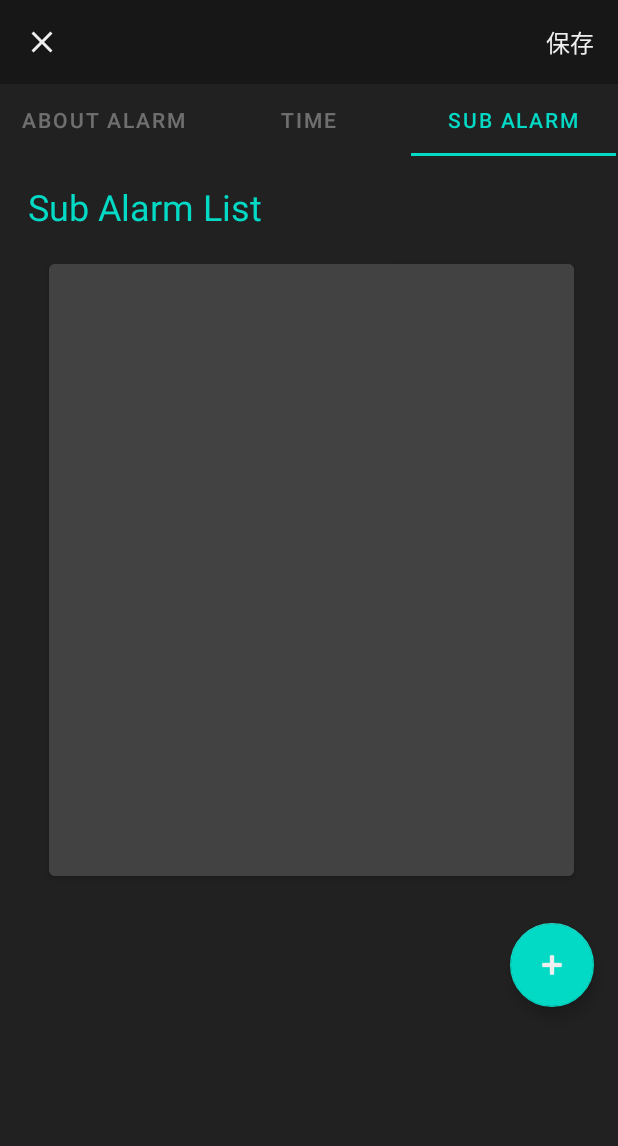
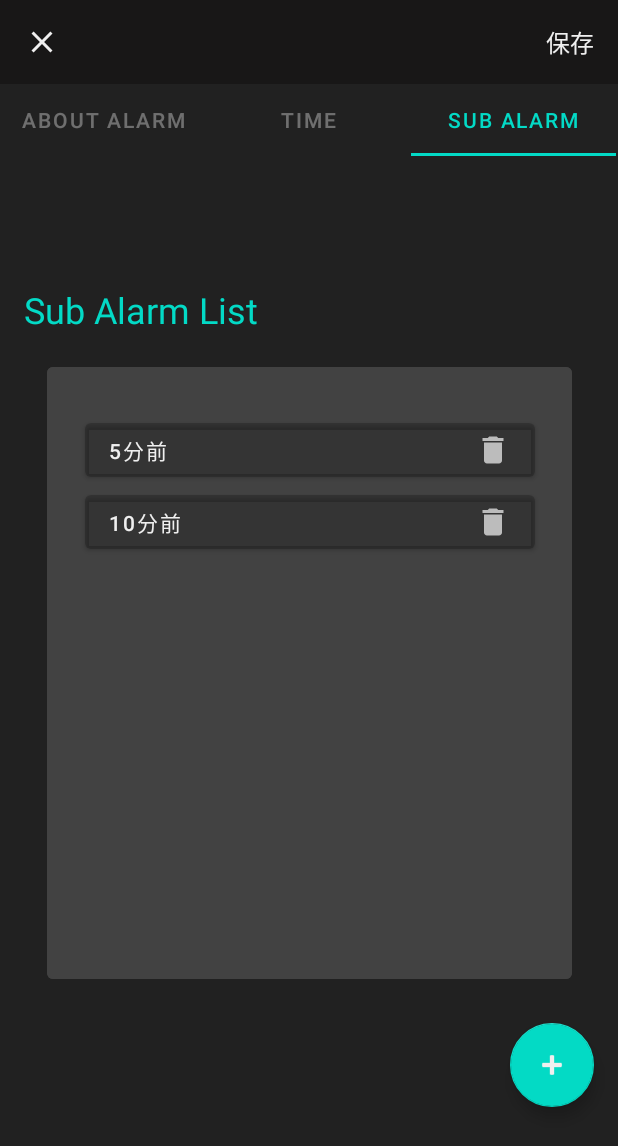
Before and after one commit to 0ga0takash1/Zekki_kaifi_alarm, an Android app: the InputActivity screen opened directly, with no data from a screen before it, tab 3 chosen, on a phone screen of 412 x 824 dp. Shown: the top 1146 px of the screen. Run offline under Robolectric (Android 15) with nearby library versions, the phone set to English and light mode, and no system bars; our stand-ins replace androidx.preference.

Commit message:
プレゼン用

```diff
--- a/app/src/main/java/zekki/kaihi/alarm/InputSubAlarmFragment.java
+++ b/app/src/main/java/zekki/kaihi/alarm/InputSubAlarmFragment.java
@@ -2,11 +2,13 @@ package zekki.kaihi.alarm;
 
 import android.os.Bundle;
 
+import androidx.annotation.Nullable;
 import androidx.fragment.app.Fragment;
 
 import android.view.LayoutInflater;
 import android.view.View;
 import android.view.ViewGroup;
+import android.widget.Button;
 
 /**
  * A simple {@link Fragment} subclass.
@@ -61,4 +63,10 @@ public class InputSubAlarmFragment extends Fragment {
         // Inflate the layout for this fragment
         return inflater.inflate(R.layout.fragment_input_sub_alarm, container, false);
     }
+
+    public void onViewCreated(View view, @Nullable Bundle savedInstanceState) {
+        super.onViewCreated(view, savedInstanceState);
+        Button sub_back = view.findViewById(R.id.sub_alarm_background);
+        sub_back.setEnabled(false);
+    }
 }
--- /dev/null
+++ b/app/src/main/res/drawable/ic_baseline_delete_24.xml
@@ -0,0 +1,5 @@
+<vector android:height="24dp" android:tint="#EFEFEF"
+    android:viewportHeight="24" android:viewportWidth="24"
+    android:width="24dp" xmlns:android="http://schemas.android.com/apk/res/android">
+    <path android:fillColor="@android:color/white" android:pathData="M6,19c0,1.1 0.9,2 2,2h8c1.1,0 2,-0.9 2,-2V7H6v12zM19,4h-3.5l-1,-1h-5l-1,1H5v2h14V4z"/>
+</vector>
--- a/app/src/main/res/layout/activity_input2.xml
+++ b/app/src/main/res/layout/activity_input2.xml
@@ -81,22 +81,15 @@
             android:text="@string/InputTabRight" />
     </com.google.android.material.tabs.TabLayout>
 
-    <LinearLayout
-        android:layout_width="409dp"
-        android:layout_height="625dp"
-        android:layout_marginTop="1dp"
-        android:layout_marginBottom="1dp"
-        android:orientation="vertical"
+    <androidx.viewpager.widget.ViewPager
+        android:id="@+id/input_vp"
+        android:layout_width="wrap_content"
+        android:layout_height="580dp"
+        app:layout_constraintStart_toStartOf="parent"
         app:layout_constraintEnd_toEndOf="parent"
-        app:layout_constraintHorizontal_bias="0.5"
-        app:layout_constraintTop_toBottomOf="@+id/input_tab">
-        <androidx.viewpager.widget.ViewPager
-            android:id="@+id/input_vp"
-            android:layout_width="wrap_content"
-            android:layout_height="wrap_content"
-            app:layout_constraintEnd_toEndOf="parent"
-            app:layout_constraintHorizontal_bias="0.5">
-        </androidx.viewpager.widget.ViewPager>
-    </LinearLayout>
+        app:layout_constraintTop_toBottomOf="@+id/input_tab"
+        app:layout_constraintBottom_toBottomOf="parent"
+        >
+    </androidx.viewpager.widget.ViewPager>
 
 </androidx.constraintlayout.widget.ConstraintLayout>
--- a/app/src/main/res/layout/fragment_input_sub_alarm.xml
+++ b/app/src/main/res/layout/fragment_input_sub_alarm.xml
@@ -1,29 +1,15 @@
 <?xml version="1.0" encoding="utf-8"?>
-<FrameLayout
-    xmlns:android="http://schemas.android.com/apk/res/android"
-    xmlns:app="http://schemas.android.com/apk/res-auto"
+<FrameLayout xmlns:android="http://schemas.android.com/apk/res/android"
     xmlns:tools="http://schemas.android.com/tools"
     android:layout_width="match_parent"
     android:layout_height="match_parent"
+    xmlns:app="http://schemas.android.com/apk/res-auto"
     tools:context=".InputSubAlarmFragment">
 
 
     <androidx.constraintlayout.widget.ConstraintLayout
         android:layout_width="match_parent"
         android:layout_height="match_parent">
-
-<!--        <Button-->
-<!--            android:id="@+id/add_sub_alarm"-->
-<!--            android:layout_width="120dp"-->
-<!--            android:layout_height="120dp"-->
-<!--            android:layout_marginTop="32dp"-->
-<!--            android:background="@drawable/circle_button"-->
-<!--            android:text="@string/Add"-->
-<!--            android:textColor="@color/design_default_color_secondary"-->
-<!--            android:textSize="20sp"-->
-<!--            app:layout_constraintEnd_toEndOf="parent"-->
-<!--            app:layout_constraintStart_toStartOf="parent"-->
-<!--            app:layout_constraintTop_toTopOf="parent" />-->
         <TextView
             android:id="@+id/add_sub_alarm_tag"
             android:layout_width="wrap_content"
@@ -35,9 +21,8 @@
             app:layout_constraintTop_toTopOf="parent"
             app:layout_constraintStart_toStartOf="parent"
             />
-
         <Button
-            android:id="@+id/button"
+            android:id="@+id/sub_alarm_background"
             android:layout_width="350dp"
             android:layout_height="420dp"
             android:backgroundTint="@color/cardview_dark_background"
@@ -45,20 +30,67 @@
             app:layout_constraintEnd_toEndOf="parent"
             app:layout_constraintStart_toStartOf="parent"
             app:layout_constraintTop_toBottomOf="@+id/add_sub_alarm_tag"
-            app:layout_constraintVertical_bias="0" />
+            app:layout_constraintVertical_bias="0">
+        </Button>
 
-        <com.google.android.material.floatingactionbutton.FloatingActionButton
-            android:id="@+id/floatingActionButton2"
+        <Button
+            android:id="@+id/sub_alarm_list1"
+            android:layout_width="300dp"
+            android:layout_height="wrap_content"
+            app:backgroundTint="@color/cardview_shadow_start_color"
+            android:text="5分前"
+            android:gravity="left|center"
+            app:layout_constraintTop_toTopOf="@+id/sub_alarm_background"
+            app:layout_constraintBottom_toBottomOf="@+id/sub_alarm_background"
+            app:layout_constraintVertical_bias="0.1"
+            app:layout_constraintStart_toStartOf="@+id/sub_alarm_background"
+            app:layout_constraintEnd_toEndOf="@+id/sub_alarm_background"
+            />
+
+        <ImageView
             android:layout_width="wrap_content"
             android:layout_height="wrap_content"
-            android:layout_marginEnd="16dp"
-            android:clickable="true"
-            android:src="@android:drawable/ic_input_add"
-            app:layout_constraintBottom_toBottomOf="parent"
-            app:layout_constraintEnd_toEndOf="parent"
-            app:layout_constraintTop_toBottomOf="@+id/button"
-            app:layout_constraintVertical_bias="0.3"
-            app:tint="#FFefefef" />
+            android:padding="16dp"
+            app:srcCompat="@drawable/ic_baseline_delete_24"
+            app:layout_constraintTop_toTopOf="@+id/sub_alarm_list1"
+            app:layout_constraintBottom_toBottomOf="@+id/sub_alarm_list1"
+            app:layout_constraintEnd_toEndOf="@+id/sub_alarm_list1"
+            android:contentDescription="@string/action_delete"
+            />
+
+        <Button
+            android:id="@+id/sub_alarm_list2"
+            android:layout_width="300dp"
+            android:layout_height="wrap_content"
+            app:backgroundTint="@color/cardview_shadow_start_color"
+            android:text="10分前"
+            android:gravity="left|center"
+            app:layout_constraintTop_toBottomOf="@+id/sub_alarm_list1"
+            app:layout_constraintVertical_bias="0.1"
+            app:layout_constraintStart_toStartOf="@+id/sub_alarm_list1"
+            app:layout_constraintEnd_toEndOf="@+id/sub_alarm_list1"
+            />
+
+        <ImageView
+            android:layout_width="wrap_content"
+            android:layout_height="wrap_content"
+            android:padding="16dp"
+            app:srcCompat="@drawable/ic_baseline_delete_24"
+            app:layout_constraintTop_toTopOf="@+id/sub_alarm_list2"
+            app:layout_constraintBottom_toBottomOf="@+id/sub_alarm_list2"
+            app:layout_constraintEnd_toEndOf="@+id/sub_alarm_list2"
+            android:contentDescription="@string/action_delete"
+            />
     </androidx.constraintlayout.widget.ConstraintLayout>
 
+    <com.google.android.material.floatingactionbutton.FloatingActionButton
+        android:id="@+id/fab_sub_alarm"
+        android:layout_width="177dp"
+        android:layout_height="wrap_content"
+        android:layout_gravity="bottom|end"
+        android:layout_margin="@dimen/fab_margin"
+        app:fabSize="auto"
+        app:srcCompat="@android:drawable/ic_input_add"
+        app:tint="@color/white2"
+        />
 </FrameLayout>
```
